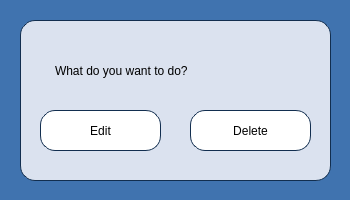
Old version of the form Planner/editordeletedialog.ui in the repository BeliaViktoria/Planner.
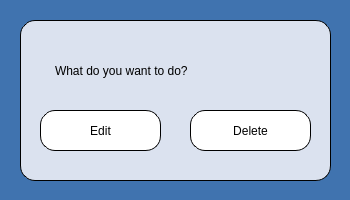
New version of the form.

Commit message: Border Color

```diff
--- a/Planner/editordeletedialog.ui
+++ b/Planner/editordeletedialog.ui
@@ -48,7 +48,7 @@
 border-radius:15px;
 border-style: solid;
 border-width: 1px;
-border-color: rgb(18, 46, 79);</string>
+border-color: rgb(0, 0, 0);</string>
    </property>
    <widget class="QPushButton" name="pushButton_Edit">
     <property name="geometry">
@@ -66,7 +66,7 @@
 border-radius: 15px;
 border-style: solid;
 border-width: 1px;
-border-color:rgb(18, 46, 79);</string>
+border-color: rgb(0, 0, 0);</string>
     </property>
     <property name="text">
      <string>Edit</string>
@@ -88,7 +88,7 @@
 border-radius: 15px;
 border-style: solid;
 border-width: 1px;
-border-color:rgb(18, 46, 79);</string>
+border-color: rgb(0, 0, 0);</string>
     </property>
     <property name="text">
      <string>Delete</string>
```
The commit also changes 20 other files.
